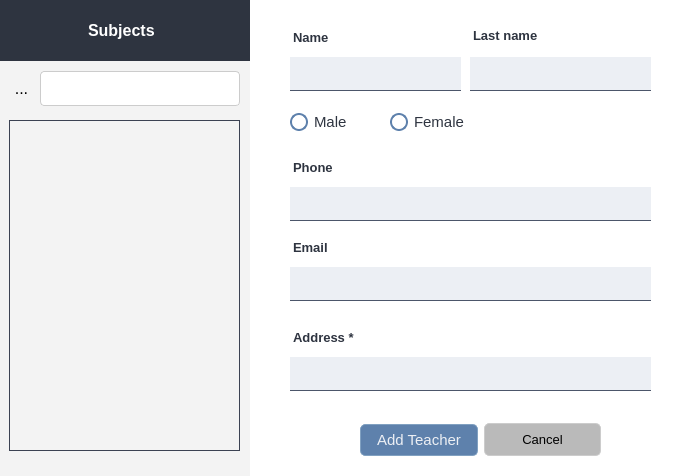
This is School_System/ui/AddTeacherDialog.ui in KasperJack/School-Management-System as Qt 5 draws it before an edit. The edited form follows.
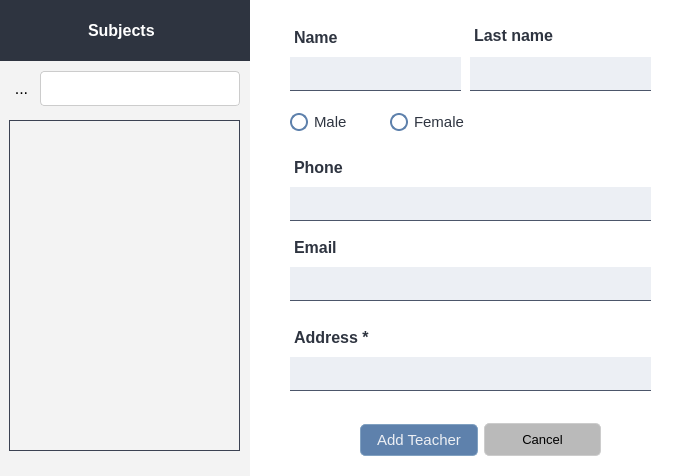
This is the edited form. Icons and pictures are not drawn.

The edit to the form file:
```diff
--- a/School_System/ui/AddTeacherDialog.ui
+++ b/School_System/ui/AddTeacherDialog.ui
@@ -38,7 +38,7 @@
       <property name="font">
        <font>
         <family>Segoe UI</family>
-        <pointsize>-1</pointsize>
+        <pointsize>12</pointsize>
         <bold>true</bold>
        </font>
       </property>
@@ -46,7 +46,6 @@
        <string notr="true">/* Label Style */
 QLabel {
     color: #2e3440; /* Light text color */
-    font-size: 13px; /* Smaller font size for the label */
     font-weight: bold; /* Bold text to emphasize the label */
     margin-top: 4px; /* Space between the label and the input field */
 }
@@ -105,7 +104,7 @@
       <property name="font">
        <font>
         <family>Segoe UI</family>
-        <pointsize>-1</pointsize>
+        <pointsize>12</pointsize>
         <bold>true</bold>
        </font>
       </property>
@@ -113,7 +112,6 @@
        <string notr="true">/* Label Style */
 QLabel {
     color: #2e3440; /* Light text color */
-    font-size: 13px; /* Smaller font size for the label */
     font-weight: bold; /* Bold text to emphasize the label */
     margin-top: 4px; /* Space between the label and the input field */
 }
@@ -125,7 +123,6 @@
 /* Label Style */
 QLabel {
     color: #2e3440; /* Light text color */
-    font-size: 13px; /* Smaller font size for the label */
     font-weight: bold; /* Bold text to emphasize the label */
     margin-bottom: 4px; /* Space between the label and the input field */
 }
@@ -427,7 +424,7 @@
       <property name="font">
        <font>
         <family>Segoe UI</family>
-        <pointsize>-1</pointsize>
+        <pointsize>12</pointsize>
         <bold>true</bold>
        </font>
       </property>
@@ -435,7 +432,6 @@
        <string notr="true">/* Label Style */
 QLabel {
     color: #2e3440; /* Light text color */
-    font-size: 13px; /* Smaller font size for the label */
     font-weight: bold; /* Bold text to emphasize the label */
     margin-top: 4px; /* Space between the label and the input field */
 }
@@ -494,7 +490,7 @@
       <property name="font">
        <font>
         <family>Segoe UI</family>
-        <pointsize>-1</pointsize>
+        <pointsize>12</pointsize>
         <bold>true</bold>
        </font>
       </property>
@@ -502,7 +498,6 @@
        <string notr="true">/* Label Style */
 QLabel {
     color: #2e3440; /* Light text color */
-    font-size: 13px; /* Smaller font size for the label */
     font-weight: bold; /* Bold text to emphasize the label */
     margin-top: 4px; /* Space between the label and the input field */
 }
@@ -561,7 +556,7 @@
       <property name="font">
        <font>
         <family>Segoe UI</family>
-        <pointsize>-1</pointsize>
+        <pointsize>12</pointsize>
         <bold>true</bold>
        </font>
       </property>
@@ -569,7 +564,6 @@
        <string notr="true">/* Label Style */
 QLabel {
     color: #2e3440; /* Light text color */
-    font-size: 13px; /* Smaller font size for the label */
     font-weight: bold; /* Bold text to emphasize the label */
     margin-top: 4px; /* Space between the label and the input field */
 }
```
